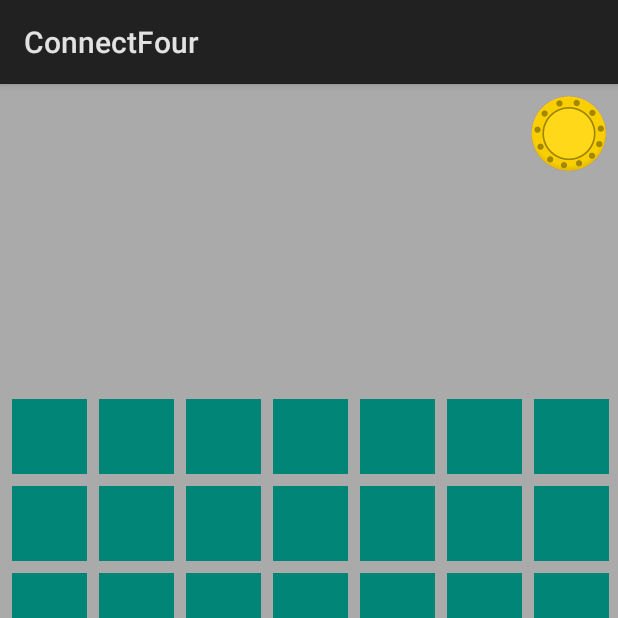
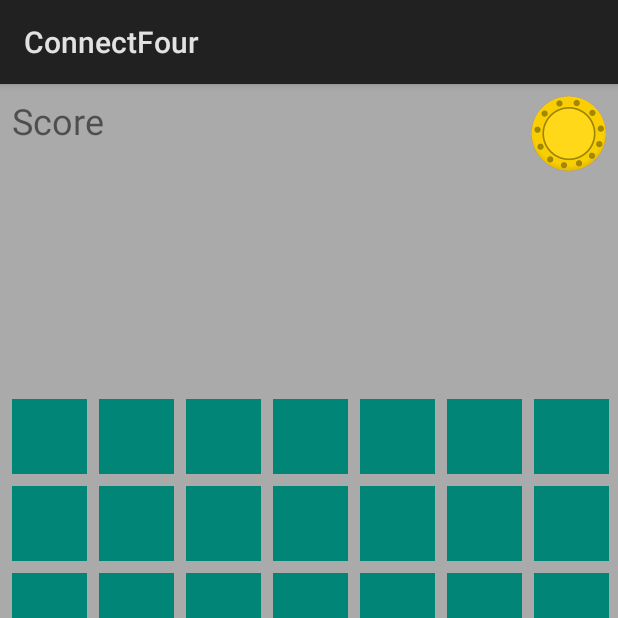
Before and after one commit to ballr73/ConnectFour, an Android app: the screen it shows after launch (MainActivity), after a tap on "Disc", on a phone screen of 412 x 824 dp, the top half of it. Run offline under Robolectric (Android 15) with nearby library versions, the phone set to English and light mode, and no system bars.

Commit message:
Display score

```diff
--- a/app/src/main/java/com/coder73/connectfour/Game.java
+++ b/app/src/main/java/com/coder73/connectfour/Game.java
@@ -1,11 +1,24 @@
 package com.coder73.connectfour;
 
 public class Game {
+
     private final GameListener _listener;
     private Disc[][] _board;
-    Disc _disc = Disc.NONE;
-    Disc _winner = Disc.NONE;
-    boolean _gameOver = false;
+    private Disc _disc = Disc.NONE;
+    private Disc _winner = Disc.NONE;
+    private boolean _gameOver = false;
+
+    public int getPlayer1Score() {
+        return _player1Score;
+    }
+
+    public int getPlayer2Score() {
+        return _player2Score;
+    }
+
+    int _player1Score = 0;
+    int _player2Score = 0;
+
     public Disc getDisc() {
 
         return _disc;
@@ -78,6 +91,14 @@ public class Game {
 
     private boolean isWinner(int column, int row) {
         boolean result = checkRow(row) || checkColumn(column) || checkDiagUp(column, row) || checkDiagDown(column, row);
+        if(result){
+            if(_winner == Disc.RED) {
+                _player1Score++;
+            }
+            else {
+                _player2Score++;
+            }
+        }
         return result;
     }
 
--- a/app/src/main/java/com/coder73/connectfour/MainActivity.java
+++ b/app/src/main/java/com/coder73/connectfour/MainActivity.java
@@ -12,6 +12,8 @@ import android.widget.ImageView;
 import android.widget.LinearLayout;
 import android.widget.TextView;
 import android.widget.Toast;
+
+import org.w3c.dom.Text;
 
 public class MainActivity extends Activity implements GameListener {
     Game _game = new Game(this);
@@ -32,7 +34,7 @@ public class MainActivity extends Activity implements GameListener {
     private void setNextDiscImageView() {
         ImageView nextDiscImageView = findViewById(R.id.nextDiscImageView);
 
-        if(_game._disc == Disc.RED) {
+        if(_game.getDisc() == Disc.RED) {
          nextDiscImageView.setImageResource(R.drawable.red);
         }
         else {
@@ -47,6 +49,8 @@ public class MainActivity extends Activity implements GameListener {
 
     @Override
     public void gameOver(Disc winner) {
+        TextView scoreTextView = findViewById(R.id.scoreTextView);
+        scoreTextView.setText(String.format("Score: Red %d, Yellow %d", _game.getPlayer1Score(), _game.getPlayer2Score()));
         Log.i(this.getClass().getName(),  "Game Over." + winner.toString() + " wins!");
 
         TextView gameOverTextView = findViewById(R.id.gameOverTextView);
@@ -62,7 +66,7 @@ public class MainActivity extends Activity implements GameListener {
 
     public void playButtonOnClick(View view) {
 
-        Disc disc = _game._disc;
+        Disc disc = _game.getDisc();
         int col = Integer.parseInt(view.getTag().toString()); // get column from tag attribute
 
         int row = _game.play(col);
@@ -71,7 +75,6 @@ public class MainActivity extends Activity implements GameListener {
 
             Log.i(this.getClass().getName(), String.format("%s Playing column %d", disc.toString(), col));
 
-//            ImageView imageView = (ImageView) view;
             ImageView imageView = (ImageView) _gridLayout.getChildAt((_gridLayout.getColumnCount() * row) + col);
             imageView.setTranslationY(-1000f);
 
--- a/app/src/main/res/layout/activity_main.xml
+++ b/app/src/main/res/layout/activity_main.xml
@@ -623,4 +623,15 @@
             android:textSize="18sp" />
     </LinearLayout>
 
+    <TextView
+        android:id="@+id/scoreTextView"
+        android:layout_width="wrap_content"
+        android:layout_height="wrap_content"
+        android:layout_marginStart="8dp"
+        android:layout_marginTop="8dp"
+        android:text="@string/score"
+        android:textSize="24sp"
+        app:layout_constraintStart_toStartOf="parent"
+        app:layout_constraintTop_toTopOf="parent" />
+
 </android.support.constraint.ConstraintLayout>
--- a/app/src/main/res/values/strings.xml
+++ b/app/src/main/res/values/strings.xml
@@ -4,4 +4,5 @@
     <string name="new_game">New Game</string>
     <string name="game_over">Game Over!</string>
     <string name="play_again">Play Again</string>
+    <string name="score">Score</string>
 </resources>
```
